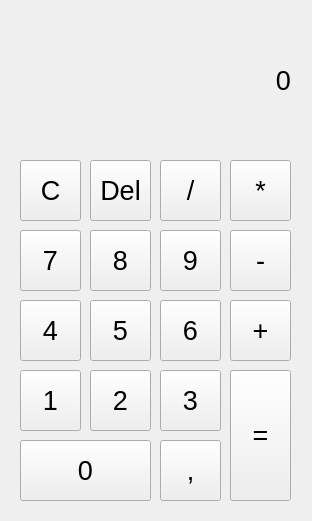
Qt form lab1_calculator/mainwindow.ui (EndRiKeR/labQT) before a commit.
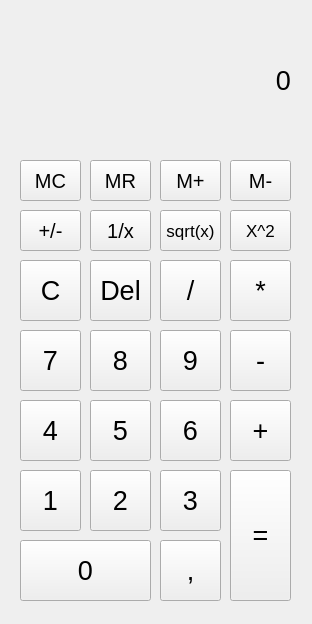
The same form after that commit.

Commit message: fix some bugs and add swap f

Diff of the .ui file:
```diff
--- a/lab1_calculator/mainwindow.ui
+++ b/lab1_calculator/mainwindow.ui
@@ -10,7 +10,7 @@
     <x>0</x>
     <y>0</y>
     <width>312</width>
-    <height>521</height>
+    <height>624</height>
    </rect>
   </property>
   <property name="sizePolicy">
@@ -22,13 +22,13 @@
   <property name="minimumSize">
    <size>
     <width>312</width>
-    <height>521</height>
+    <height>624</height>
    </size>
   </property>
   <property name="maximumSize">
    <size>
     <width>312</width>
-    <height>521</height>
+    <height>624</height>
    </size>
   </property>
   <property name="font">
@@ -44,7 +44,7 @@
     <property name="geometry">
      <rect>
       <x>20</x>
-      <y>440</y>
+      <y>540</y>
       <width>131</width>
       <height>61</height>
      </rect>
@@ -57,7 +57,7 @@
     <property name="geometry">
      <rect>
       <x>90</x>
-      <y>370</y>
+      <y>470</y>
       <width>61</width>
       <height>61</height>
      </rect>
@@ -70,7 +70,7 @@
     <property name="geometry">
      <rect>
       <x>20</x>
-      <y>370</y>
+      <y>470</y>
       <width>61</width>
       <height>61</height>
      </rect>
@@ -83,7 +83,7 @@
     <property name="geometry">
      <rect>
       <x>230</x>
-      <y>370</y>
+      <y>470</y>
       <width>61</width>
       <height>131</height>
      </rect>
@@ -96,7 +96,7 @@
     <property name="geometry">
      <rect>
       <x>160</x>
-      <y>370</y>
+      <y>470</y>
       <width>61</width>
       <height>61</height>
      </rect>
@@ -109,7 +109,7 @@
     <property name="geometry">
      <rect>
       <x>160</x>
-      <y>440</y>
+      <y>540</y>
       <width>61</width>
       <height>61</height>
      </rect>
@@ -122,7 +122,7 @@
     <property name="geometry">
      <rect>
       <x>90</x>
-      <y>230</y>
+      <y>330</y>
       <width>61</width>
       <height>61</height>
      </rect>
@@ -135,7 +135,7 @@
     <property name="geometry">
      <rect>
       <x>160</x>
-      <y>300</y>
+      <y>400</y>
       <width>61</width>
       <height>61</height>
      </rect>
@@ -148,7 +148,7 @@
     <property name="geometry">
      <rect>
       <x>230</x>
-      <y>230</y>
+      <y>330</y>
       <width>61</width>
       <height>61</height>
      </rect>
@@ -161,7 +161,7 @@
     <property name="geometry">
      <rect>
       <x>160</x>
-      <y>230</y>
+      <y>330</y>
       <width>61</width>
       <height>61</height>
      </rect>
@@ -174,7 +174,7 @@
     <property name="geometry">
      <rect>
       <x>230</x>
-      <y>300</y>
+      <y>400</y>
       <width>61</width>
       <height>61</height>
      </rect>
@@ -187,7 +187,7 @@
     <property name="geometry">
      <rect>
       <x>90</x>
-      <y>300</y>
+      <y>400</y>
       <width>61</width>
       <height>61</height>
      </rect>
@@ -200,7 +200,7 @@
     <property name="geometry">
      <rect>
       <x>20</x>
-      <y>230</y>
+      <y>330</y>
       <width>61</width>
       <height>61</height>
      </rect>
@@ -213,7 +213,7 @@
     <property name="geometry">
      <rect>
       <x>20</x>
-      <y>300</y>
+      <y>400</y>
       <width>61</width>
       <height>61</height>
      </rect>
@@ -226,7 +226,7 @@
     <property name="geometry">
      <rect>
       <x>90</x>
-      <y>160</y>
+      <y>260</y>
       <width>61</width>
       <height>61</height>
      </rect>
@@ -239,7 +239,7 @@
     <property name="geometry">
      <rect>
       <x>160</x>
-      <y>160</y>
+      <y>260</y>
       <width>61</width>
       <height>61</height>
      </rect>
@@ -252,7 +252,7 @@
     <property name="geometry">
      <rect>
       <x>20</x>
-      <y>160</y>
+      <y>260</y>
       <width>61</width>
       <height>61</height>
      </rect>
@@ -265,7 +265,7 @@
     <property name="geometry">
      <rect>
       <x>230</x>
-      <y>160</y>
+      <y>260</y>
       <width>61</width>
       <height>61</height>
      </rect>
@@ -290,6 +290,150 @@
      <set>Qt::AlignRight|Qt::AlignTrailing|Qt::AlignVCenter</set>
     </property>
    </widget>
+   <widget class="QPushButton" name="btn_werewolf">
+    <property name="geometry">
+     <rect>
+      <x>90</x>
+      <y>210</y>
+      <width>61</width>
+      <height>41</height>
+     </rect>
+    </property>
+    <property name="font">
+     <font>
+      <pointsize>15</pointsize>
+     </font>
+    </property>
+    <property name="text">
+     <string>1/x</string>
+    </property>
+   </widget>
+   <widget class="QPushButton" name="btn_sqrt">
+    <property name="geometry">
+     <rect>
+      <x>160</x>
+      <y>210</y>
+      <width>61</width>
+      <height>41</height>
+     </rect>
+    </property>
+    <property name="font">
+     <font>
+      <pointsize>13</pointsize>
+     </font>
+    </property>
+    <property name="text">
+     <string>sqrt(x)</string>
+    </property>
+   </widget>
+   <widget class="QPushButton" name="btn_swap">
+    <property name="geometry">
+     <rect>
+      <x>20</x>
+      <y>210</y>
+      <width>61</width>
+      <height>41</height>
+     </rect>
+    </property>
+    <property name="font">
+     <font>
+      <pointsize>15</pointsize>
+     </font>
+    </property>
+    <property name="text">
+     <string>+/-</string>
+    </property>
+   </widget>
+   <widget class="QPushButton" name="btn_mc">
+    <property name="geometry">
+     <rect>
+      <x>20</x>
+      <y>160</y>
+      <width>61</width>
+      <height>41</height>
+     </rect>
+    </property>
+    <property name="font">
+     <font>
+      <pointsize>15</pointsize>
+     </font>
+    </property>
+    <property name="text">
+     <string>MC</string>
+    </property>
+   </widget>
+   <widget class="QPushButton" name="btn_mr">
+    <property name="geometry">
+     <rect>
+      <x>90</x>
+      <y>160</y>
+      <width>61</width>
+      <height>41</height>
+     </rect>
+    </property>
+    <property name="font">
+     <font>
+      <pointsize>15</pointsize>
+     </font>
+    </property>
+    <property name="text">
+     <string>MR</string>
+    </property>
+   </widget>
+   <widget class="QPushButton" name="btn_m_plus">
+    <property name="geometry">
+     <rect>
+      <x>160</x>
+      <y>160</y>
+      <width>61</width>
+      <height>41</height>
+     </rect>
+    </property>
+    <property name="font">
+     <font>
+      <pointsize>15</pointsize>
+     </font>
+    </property>
+    <property name="text">
+     <string>M+</string>
+    </property>
+   </widget>
+   <widget class="QPushButton" name="btn_m_minus">
+    <property name="geometry">
+     <rect>
+      <x>230</x>
+      <y>160</y>
+      <width>61</width>
+      <height>41</height>
+     </rect>
+    </property>
+    <property name="font">
+     <font>
+      <pointsize>15</pointsize>
+     </font>
+    </property>
+    <property name="text">
+     <string>M-</string>
+    </property>
+   </widget>
+   <widget class="QPushButton" name="btn_pow2">
+    <property name="geometry">
+     <rect>
+      <x>230</x>
+      <y>210</y>
+      <width>61</width>
+      <height>41</height>
+     </rect>
+    </property>
+    <property name="font">
+     <font>
+      <pointsize>13</pointsize>
+     </font>
+    </property>
+    <property name="text">
+     <string>X^2</string>
+    </property>
+   </widget>
   </widget>
  </widget>
  <resources/>
```
The commit also changes 11 other files.
